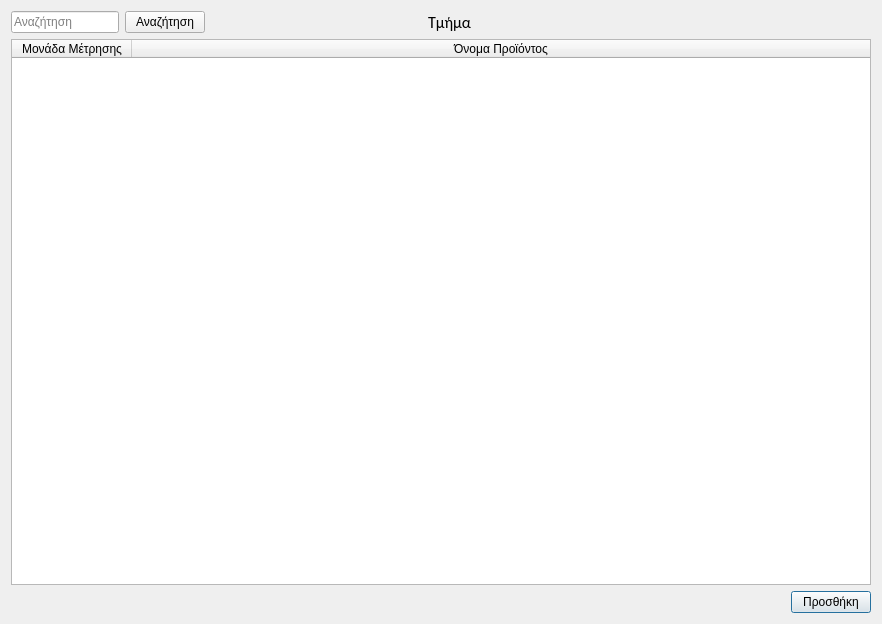
Above: files/UI/createOrder.ui from Combustiblemon/Hotel-internal-orders before the change. Below: the same form after it.
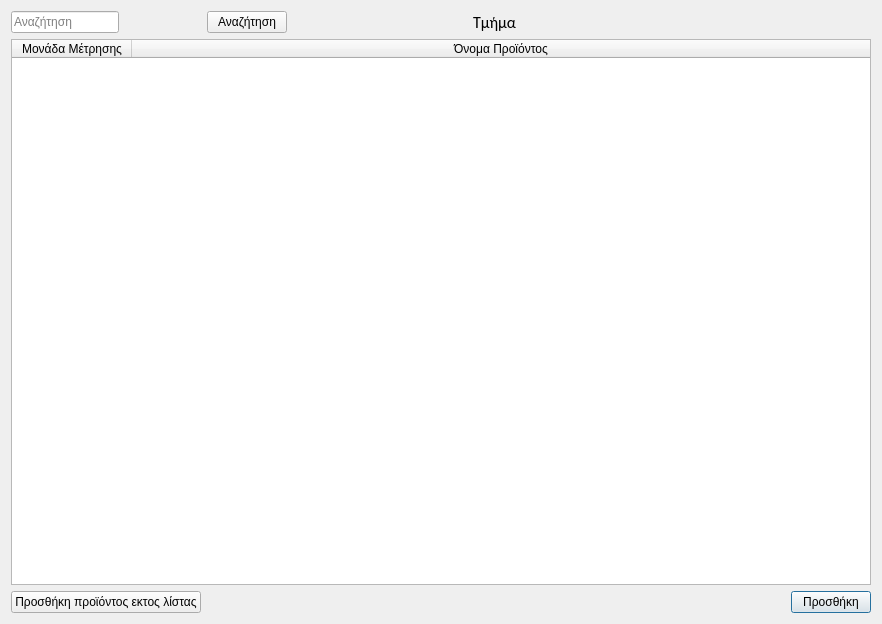
That is the form after the change.

```diff
--- a/files/UI/createOrder.ui
+++ b/files/UI/createOrder.ui
@@ -98,6 +98,13 @@
      </property>
     </widget>
    </item>
+   <item row="3" column="0">
+    <widget class="QPushButton" name="manualAddItem">
+     <property name="text">
+      <string>Προσθήκη προϊόντος εκτος λίστας</string>
+     </property>
+    </widget>
+   </item>
   </layout>
  </widget>
  <tabstops>
```
